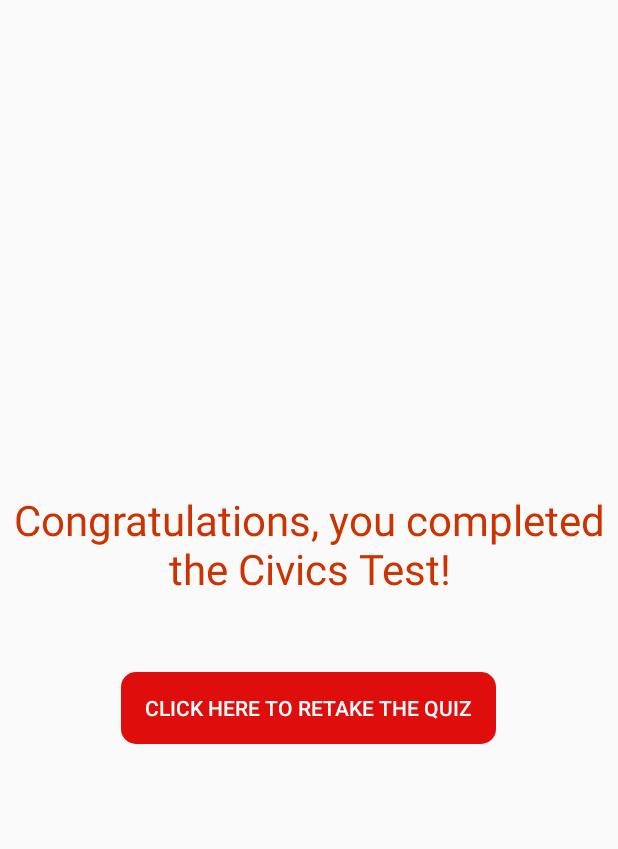
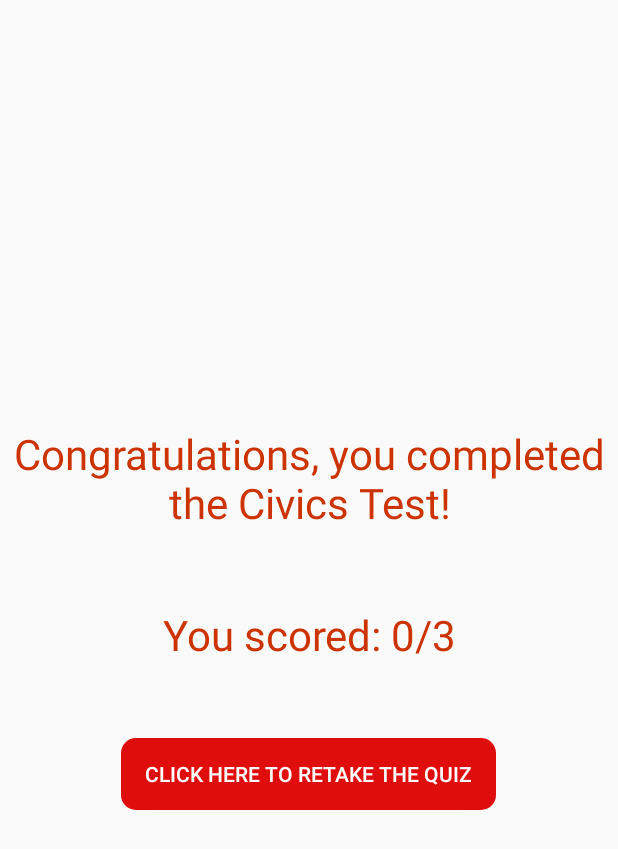
Before and after one commit to Bhavya0409/CitizenshipTest, an Android app: the fragment CompleteFragment placed in its activity, on a phone screen of 412 x 824 dp. Shown: the top 849 px of the screen. Run offline under Robolectric (Android 15) with nearby library versions, the phone set to English and light mode, and no system bars; our stand-ins replace ButterKnife; Roboto replaces fonts that are not available here.

Commit message:
Calculate correct answer

```diff
--- a/app/src/main/java/com/example/bhavyashah/citizenshiptest/CompleteFragment.java
+++ b/app/src/main/java/com/example/bhavyashah/citizenshiptest/CompleteFragment.java
@@ -1,15 +1,30 @@
 package com.example.bhavyashah.citizenshiptest;
 
+import android.os.Bundle;
 import android.support.v4.app.FragmentManager;
 import android.support.v7.app.AppCompatActivity;
+import android.view.LayoutInflater;
+import android.view.View;
+import android.view.ViewGroup;
+import android.widget.TextView;
 
+import butterknife.BindView;
 import butterknife.OnClick;
 
 public class CompleteFragment extends BaseFragment {
 
+    @BindView(R.id.final_score) TextView mFinalScore;
+
     @Override
     protected int getLayoutResourceId() {
         return R.layout.fragment_complete;
+    }
+
+    @Override
+    public View onCreateView(LayoutInflater inflater, ViewGroup container, Bundle savedInstanceState) {
+        View view = super.onCreateView(inflater, container, savedInstanceState);
+        mFinalScore.setText(String.format(getString(R.string.final_score), QuestionFragment.numCorrect, HomeFragment.NUM_QUESTIONS));
+        return view;
     }
 
     @OnClick(R.id.retake_quiz_button)
--- a/app/src/main/java/com/example/bhavyashah/citizenshiptest/HomeFragment.java
+++ b/app/src/main/java/com/example/bhavyashah/citizenshiptest/HomeFragment.java
@@ -13,7 +13,7 @@ import butterknife.OnClick;
 
 public class HomeFragment extends BaseFragment {
 
-    public static final int NUM_QUESTIONS = 20;
+    public static final int NUM_QUESTIONS = 3;
     public static List<Integer> questionnaire;
 
     @Override
--- a/app/src/main/java/com/example/bhavyashah/citizenshiptest/OnItemClickCallback.java
+++ b/app/src/main/java/com/example/bhavyashah/citizenshiptest/OnItemClickCallback.java
@@ -2,6 +2,6 @@ package com.example.bhavyashah.citizenshiptest;
 
 public interface OnItemClickCallback {
 
-    void onClick();
+    void onClick(boolean isCorrect);
 
 }
--- a/app/src/main/java/com/example/bhavyashah/citizenshiptest/Questions.java
+++ b/app/src/main/java/com/example/bhavyashah/citizenshiptest/Questions.java
@@ -69,7 +69,7 @@ public class Questions {
     private static String QUESTION_50 = "Name one right only for US citizens.";
     private static String QUESTION_51 = "What are 2 rights of everyone living in the US?";
     private static String QUESTION_52 = "What do we show loyalty to when we say the Pledge of Allegiance?";
-    private static String QUESTION_53 = "What is one promise you make when you become a US citizen";
+    private static String QUESTION_53 = "What is one promise you make when you become a US citizen?";
     private static String QUESTION_54 = "How old do citizens have to be to vote for President?";
     private static String QUESTION_55 = "What are 2 ways that Americans can participate in their democracy?";
     private static String QUESTION_56 = "When is the last day you can send in federal income tax forms?";
@@ -201,7 +201,7 @@ public class Questions {
             case 9:
                 return new String[][]{{"practice", "any", "religion"}};
             case 10:
-                return new String[][]{{"capitalist", "economy"}, {"market", "economy"}};
+                return new String[][]{{"capitalist", "economy"}, {"market", "economy"}, {"capitalism"}};
             case 11:
                 return new String[][]{{"everyone", "follow", "law"}, {"leader", "obey", "law"}, {"government", "obey", "law"}, {"no", "one", "above", "law"}};
             case 12:
@@ -325,7 +325,7 @@ public class Questions {
             case 78:
                 return new String[][]{{"wilson"}};
             case 79:
-                return new String[][]{{"roosevelt"}};
+                return new String[][]{{"roosevelt"}, {"fdr"}};
             case 80:
                 return new String[][]{{"japan"}, {"germany"}, {"italy"}};
             case 82:
--- a/app/src/main/res/layout/fragment_complete.xml
+++ b/app/src/main/res/layout/fragment_complete.xml
@@ -14,6 +14,15 @@
         android:layout_marginBottom="50dp"
         android:text="@string/congratulations"/>
 
+    <TextView
+        android:id="@+id/final_score"
+        android:layout_width="wrap_content"
+        android:layout_height="wrap_content"
+        android:gravity="center"
+        style="@style/AreYouReady"
+        android:layout_marginBottom="50dp"
+        android:text="@string/final_score"/>
+
     <Button
         android:id="@+id/retake_quiz_button"
         android:layout_width="wrap_content"
--- a/app/src/main/res/values/strings.xml
+++ b/app/src/main/res/values/strings.xml
@@ -7,4 +7,5 @@
     <string name="question_number">%1$d.&#160;</string>
     <string name="congratulations">Congratulations, you completed the Civics Test!</string>
     <string name="retake_quiz">Click here to retake the quiz</string>
+    <string name="final_score">You scored: %1$d/%2$d</string>
 </resources>
```
Also changed, not shown: app/src/main/java/com/example/bhavyashah/citizenshiptest/AnswersAdapter.java (+5 -2 lines), app/src/main/java/com/example/bhavyashah/citizenshiptest/MainActivity.java (+5 -4 lines), app/src/main/java/com/example/bhavyashah/citizenshiptest/QuestionFragment.java (+27 -3 lines).
